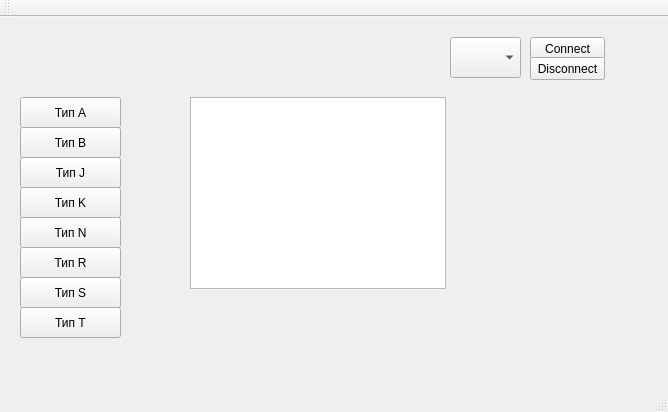
Before: the Qt Designer form mainwindow.ui in sm-prod/tp_module, drawn with Qt 5.
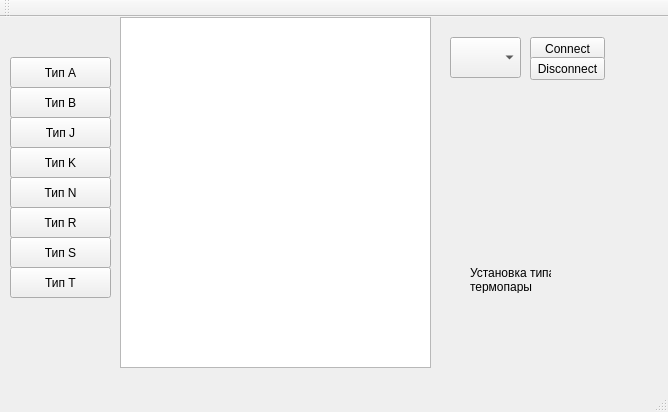
After: the same form once the commit is applied.

Commit message: Доработка Интерфейса_логика написана

```diff
--- a/mainwindow.ui
+++ b/mainwindow.ui
@@ -17,8 +17,8 @@
    <widget class="QPushButton" name="pushButton">
     <property name="geometry">
      <rect>
-      <x>20</x>
-      <y>80</y>
+      <x>10</x>
+      <y>40</y>
       <width>101</width>
       <height>31</height>
      </rect>
@@ -30,8 +30,8 @@
    <widget class="QPushButton" name="pushButton_2">
     <property name="geometry">
      <rect>
-      <x>20</x>
-      <y>110</y>
+      <x>10</x>
+      <y>70</y>
       <width>101</width>
       <height>31</height>
      </rect>
@@ -43,8 +43,8 @@
    <widget class="QPushButton" name="pushButton_3">
     <property name="geometry">
      <rect>
-      <x>20</x>
-      <y>140</y>
+      <x>10</x>
+      <y>100</y>
       <width>101</width>
       <height>31</height>
      </rect>
@@ -56,8 +56,8 @@
    <widget class="QPushButton" name="pushButton_4">
     <property name="geometry">
      <rect>
-      <x>20</x>
-      <y>170</y>
+      <x>10</x>
+      <y>130</y>
       <width>101</width>
       <height>31</height>
      </rect>
@@ -69,8 +69,8 @@
    <widget class="QPushButton" name="pushButton_5">
     <property name="geometry">
      <rect>
-      <x>20</x>
-      <y>260</y>
+      <x>10</x>
+      <y>220</y>
       <width>101</width>
       <height>31</height>
      </rect>
@@ -82,8 +82,8 @@
    <widget class="QPushButton" name="pushButton_6">
     <property name="geometry">
      <rect>
-      <x>20</x>
-      <y>200</y>
+      <x>10</x>
+      <y>160</y>
       <width>101</width>
       <height>31</height>
      </rect>
@@ -95,8 +95,8 @@
    <widget class="QPushButton" name="pushButton_7">
     <property name="geometry">
      <rect>
-      <x>20</x>
-      <y>230</y>
+      <x>10</x>
+      <y>190</y>
       <width>101</width>
       <height>31</height>
      </rect>
@@ -108,8 +108,8 @@
    <widget class="QPushButton" name="pushButton_8">
     <property name="geometry">
      <rect>
-      <x>20</x>
-      <y>290</y>
+      <x>10</x>
+      <y>250</y>
       <width>101</width>
       <height>31</height>
      </rect>
@@ -157,13 +157,27 @@
    <widget class="QTextBrowser" name="textBrowser">
     <property name="geometry">
      <rect>
-      <x>190</x>
-      <y>80</y>
-      <width>256</width>
-      <height>192</height>
+      <x>120</x>
+      <y>0</y>
+      <width>311</width>
+      <height>351</height>
      </rect>
     </property>
    </widget>
+   <widget class="QLabel" name="label">
+    <property name="geometry">
+     <rect>
+      <x>470</x>
+      <y>250</y>
+      <width>81</width>
+      <height>26</height>
+     </rect>
+    </property>
+    <property name="text">
+     <string>Установка типа
+термопары</string>
+    </property>
+   </widget>
   </widget>
   <widget class="QMenuBar" name="menuBar">
    <property name="geometry">
```
Left out of the diff: 4 changed lines with no effect on the pictures. The commit also changes 2 other files.
